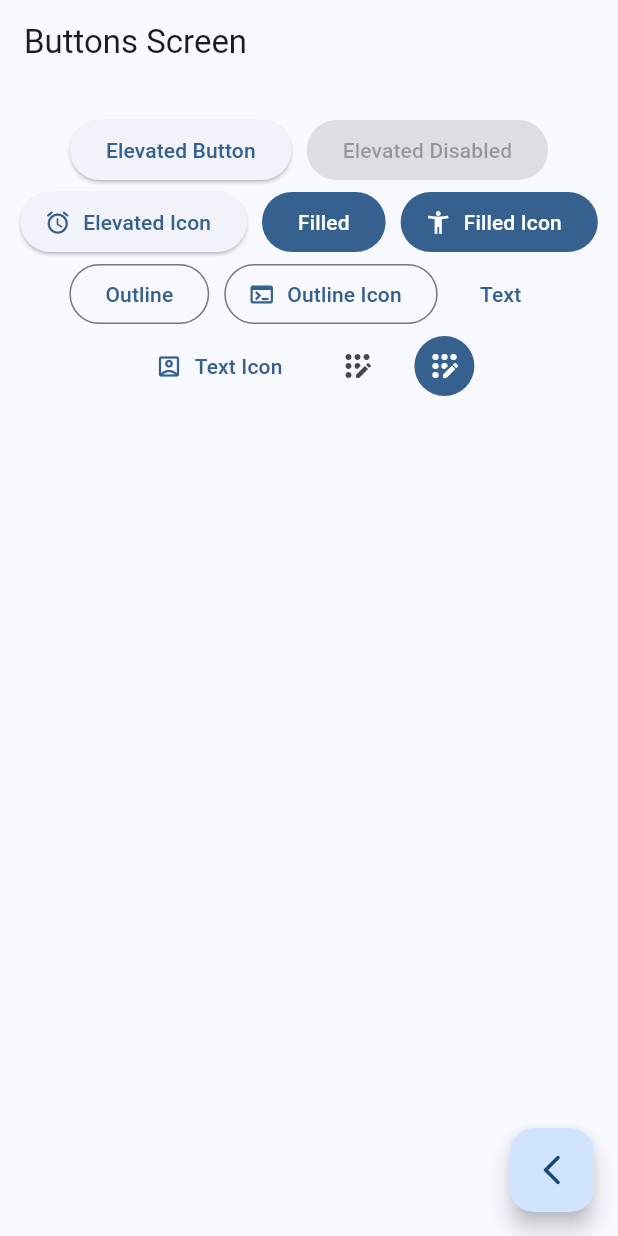
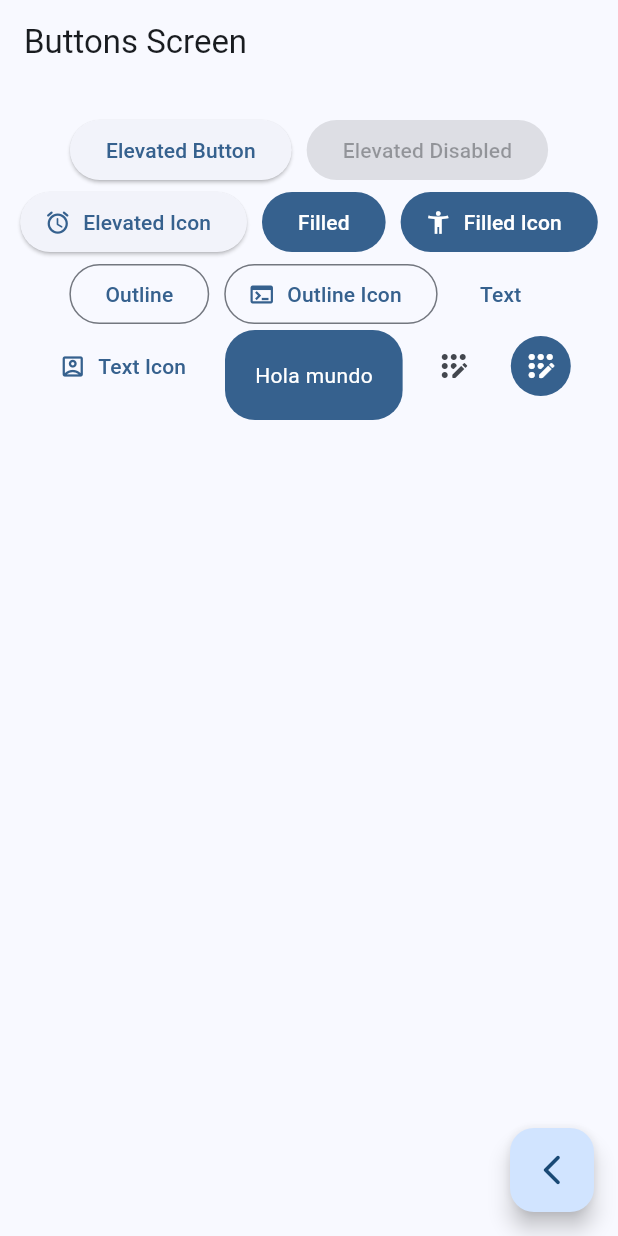
Before and after one commit to alangithub2018/widgetsapp, a Flutter app: the ButtonsScreen screen opened by its route, on a phone screen of 412 x 824 dp. Run offline on Flutter 3.47's test engine with Material 3 defaults, Android fonts, the phone set to English and light mode, and no system bars; our stand-ins replace go_router.

Commit message:
button screen finish

```diff
--- a/lib/presentation/screens/buttons/buttons_screen.dart
+++ b/lib/presentation/screens/buttons/buttons_screen.dart
@@ -61,9 +61,7 @@ class _ButtonsView extends StatelessWidget {
                 onPressed: () {},
                 icon: const Icon(Icons.account_box_outlined),
                 label: const Text('Text Icon')),
-
-            // Todo: Custom button
-
+            const CustomBottom(),
             IconButton(
                 onPressed: () {},
                 icon: const Icon(Icons.app_registration_rounded)),
@@ -81,3 +79,29 @@ class _ButtonsView extends StatelessWidget {
     );
   }
 }
+
+class CustomBottom extends StatelessWidget {
+  const CustomBottom({super.key});
+
+  @override
+  Widget build(BuildContext context) {
+    final colors = Theme.of(context).colorScheme;
+
+    return ClipRRect(
+      borderRadius: BorderRadius.circular(20),
+      child: Material(
+        color: colors.primary,
+        child: InkWell(
+          onTap: () {},
+          child: const Padding(
+            padding: EdgeInsets.symmetric(horizontal: 20, vertical: 20),
+            child: Text(
+              'Hola mundo',
+              style: TextStyle(color: Colors.white),
+            ),
+          ),
+        ),
+      ),
+    );
+  }
+}
```
